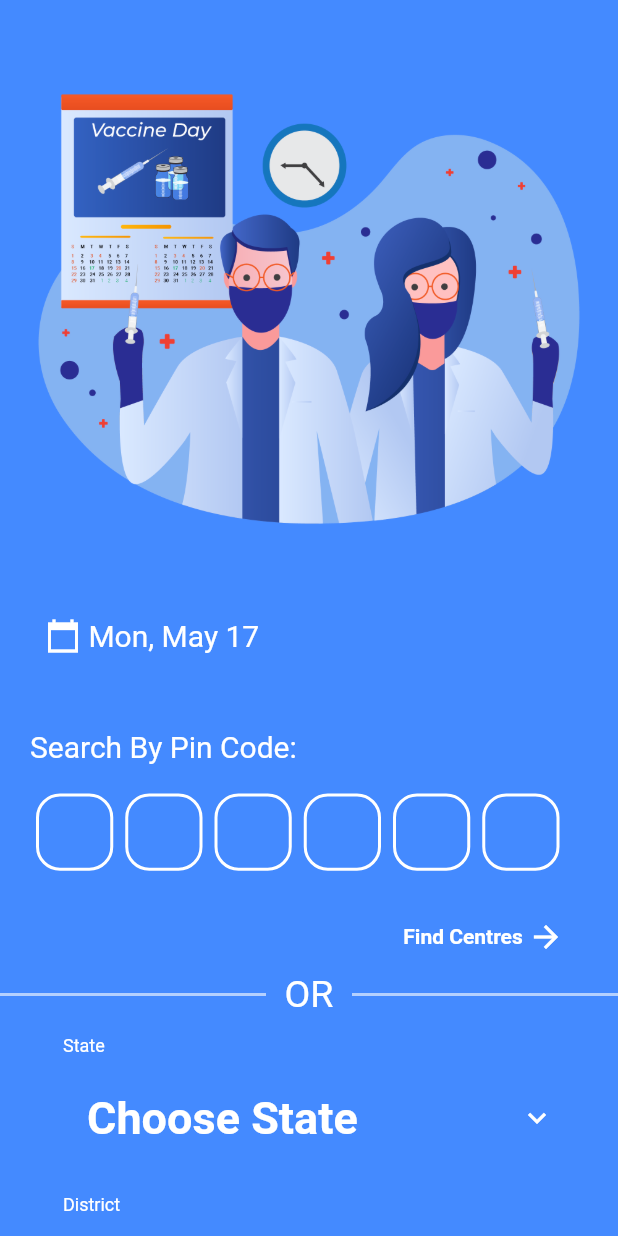
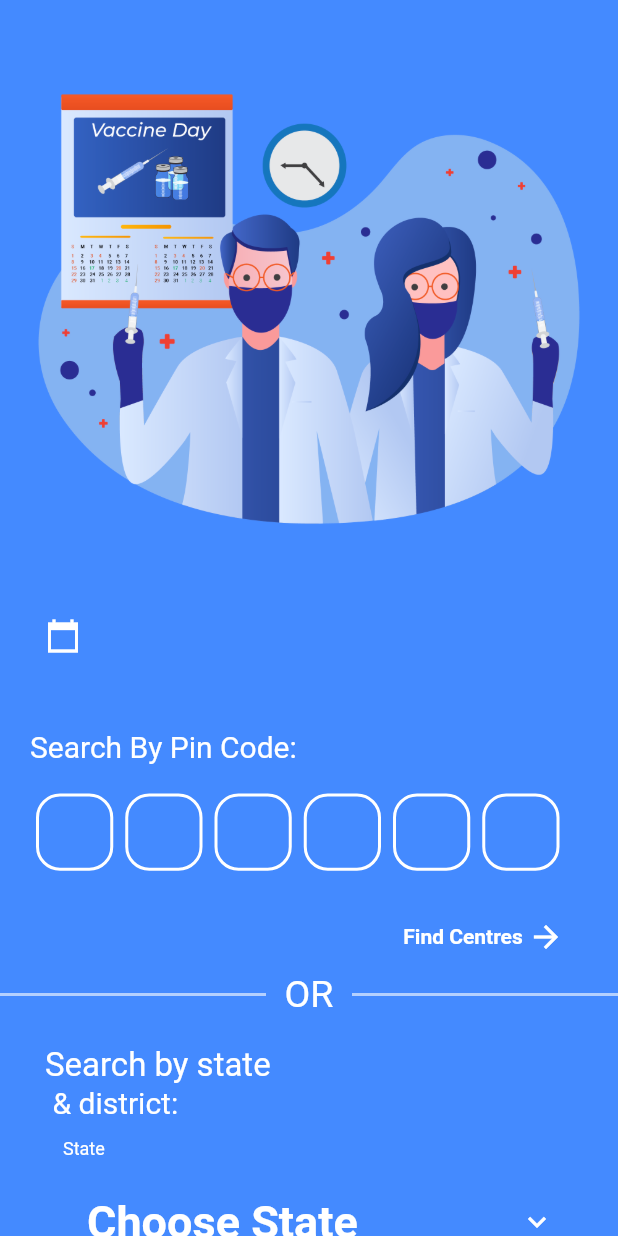
Before and after one commit to prayantgupta15/cowin, a Flutter app: the screen it shows after launch, on a phone screen of 412 x 824 dp. Run offline on Flutter 3.47's test engine with Material 2 defaults, Android fonts, the phone set to English and light mode, and no system bars; drawn by our look-alikes of dropdown_search, pin_code_text_field; network calls fail.

Commit message:
Final Touches

```diff
--- a/lib/InputScreen.dart
+++ b/lib/InputScreen.dart
@@ -3,6 +3,7 @@ import 'package:cowin/Models/IndStateModel.dart';
 import 'package:cowin/homePage.dart';
 import 'package:cowin/methods/DistrictsViewModel.dart';
 import 'package:cowin/methods/StatesViewModel.dart';
+import 'package:cowin/utils.dart';
 import 'package:dropdown_search/dropdown_search.dart';
 import 'package:flutter/cupertino.dart';
 import 'package:flutter/material.dart';
@@ -21,12 +22,6 @@ class _InputScreenState extends State<InputScreen> {
   final _formKey1 = GlobalKey<FormState>();
   bool pinError = false;
   DateTime selectedDate = DateTime.now().add(Duration(days: 1));
-
-  String getDate(DateTime dateTime) {
-    List<String> month = ['Jan', 'Feb', 'Mar', 'Apr', 'May', 'Jun', 'Jul', 'Aug', 'Sep', 'Oct', 'Nov', 'Dec'];
-    List<String> weekday = ['Mon', 'Tue', 'Wed', 'Thu', 'Fri', 'Sat', 'Sun'];
-    return weekday[dateTime.weekday - 1] + ', ' + month[dateTime.month - 1] + ' ' + dateTime.day.toString();
-  }
 
   DistrictBlockModel selectedDistModel = DistrictBlockModel(districtName: 'Choose District', districtId: null);
   // String selectedDistName;
@@ -177,11 +172,23 @@ class _InputScreenState extends State<InputScreen> {
             SizedBox(height: 20),
             Form(
               key: _formKey1,
+              child: Padding(
+                padding: const EdgeInsets.symmetric(horizontal: 30),
                 child: Column(
+                  crossAxisAlignment: CrossAxisAlignment.start,
                   children: [
-                  Padding(
-                    padding: const EdgeInsets.symmetric(horizontal: 30),
-                    child: DropdownSearch<StatesModel>(
+                    Text("Search by state",
+                        style: TextStyle(
+                          fontSize: 22,
+                          color: Colors.white,
+                        )),
+                    Text(" & district:",
+                        style: TextStyle(
+                          fontSize: 20,
+                          color: Colors.white,
+                        )),
+                    SizedBox(height: 20),
+                    DropdownSearch<StatesModel>(
                       // searchBoxController: TextEditingController(text: ''),
                       items: StateViewModel.statesModel,
                       selectedItem: selectedStatesModel,
@@ -251,10 +258,8 @@ class _InputScreenState extends State<InputScreen> {
                         );
                       },
                     ),
-                  ),
-                  Padding(
-                    padding: const EdgeInsets.only(left: 30, right: 30, top: 10),
-                    child: DropdownSearch<DistrictBlockModel>(
+                    SizedBox(height: 10),
+                    DropdownSearch<DistrictBlockModel>(
                       selectedItem: selectedDistModel,
                       items: DistrictViewModel.districts,
 
@@ -323,7 +328,7 @@ class _InputScreenState extends State<InputScreen> {
 //                    selectedItem:
 //                        districtBlockModel ?? DistrictViewModel.districts[0],
                     ),
-                  ),
+                    SizedBox(height: 10),
                     Align(
                       alignment: Alignment.bottomRight,
                       child: FlatButton(
@@ -360,7 +365,9 @@ class _InputScreenState extends State<InputScreen> {
                         },
                       ),
                     ),
+                    SizedBox(height: 10),
                   ],
+                ),
               ),
             ),
           ],
--- a/lib/main.dart
+++ b/lib/main.dart
@@ -1,4 +1,4 @@
-import 'package:cowin/InputScreen.dart';
+import 'package:cowin/splash.dart';
 import 'package:flutter/material.dart';
 
 void main() {
@@ -9,11 +9,10 @@ class MyApp extends StatelessWidget {
   // This widget is the root of your application.
   @override
   Widget build(BuildContext context) {
-
     return MaterialApp(
       debugShowCheckedModeBanner: false,
       title: 'Cowin Centres',
-      home: InputScreen(),
+      home: SplashScreen(),
     );
   }
 }
```
Also changed, not shown: lib/homePage.dart (+54 -29 lines), lib/splash.dart (added, +71 -0 lines), assets/start.jpg (added), assets/vaccine.png (added), 20 other files. Lines whose indentation alone changed are shown as unchanged.
